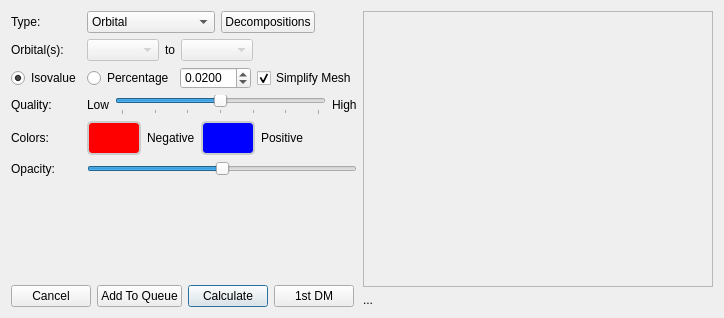
This is src/Configurator/OrbitalsConfigurator.ui in nutjunkie/IQmol as Qt 5 draws it before an edit. The edited form follows.
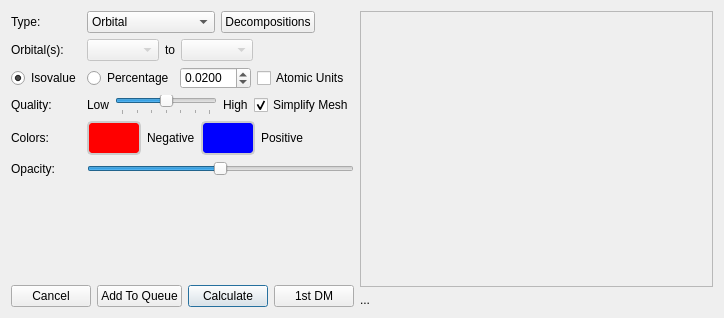
This is the edited form.

Commit message: Allow atomic units in isovalue specification

```diff
--- a/src/Configurator/OrbitalsConfigurator.ui
+++ b/src/Configurator/OrbitalsConfigurator.ui
@@ -159,6 +159,16 @@
          </property>
         </widget>
        </item>
+       <item>
+        <widget class="QCheckBox" name="simplifyMeshCheckBox">
+         <property name="text">
+          <string>Simplify Mesh</string>
+         </property>
+         <property name="checked">
+          <bool>true</bool>
+         </property>
+        </widget>
+       </item>
       </layout>
      </item>
      <item row="3" column="0">
@@ -412,12 +422,9 @@
         </widget>
        </item>
        <item>
-        <widget class="QCheckBox" name="simplifyMeshCheckBox">
+        <widget class="QCheckBox" name="atomicUnits">
          <property name="text">
-          <string>Simplify Mesh</string>
-         </property>
-         <property name="checked">
-          <bool>true</bool>
+          <string>Atomic Units</string>
          </property>
         </widget>
        </item>
```
Left out of the diff: 2 changed lines with no effect on the pictures. The commit also changes 4 other files.
